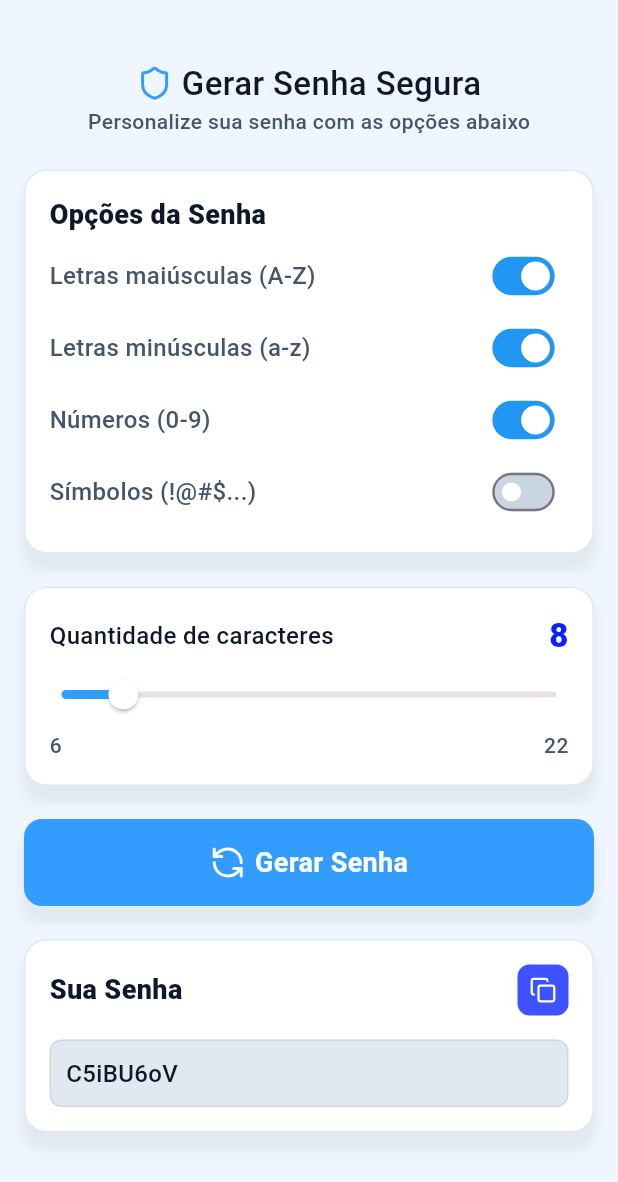
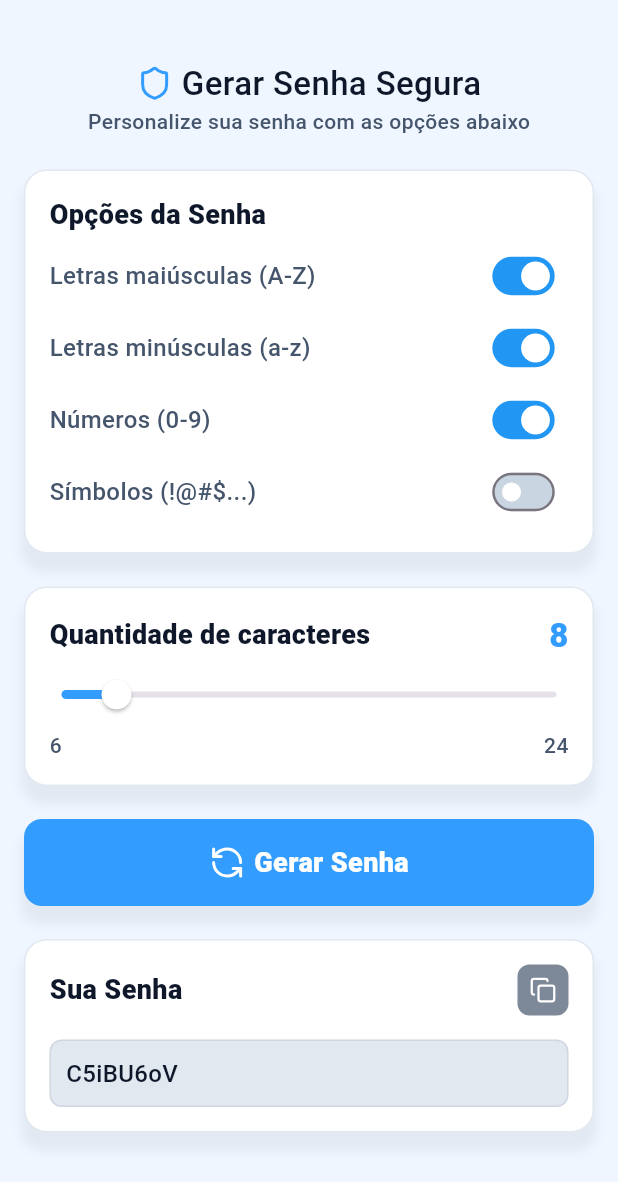
Before and after one commit to anacarolinn/passwordgenerate, a Flutter app: the screen it shows after launch, after a tap on "Gerar Senha", on a phone screen of 412 x 824 dp. Shown: the top 1182 px of the screen. Run offline on Flutter 3.47's test engine with Material 3 defaults, Android fonts, the light colour scheme and no system bars; our stand-ins replace google_fonts, lucide_icons_flutter.

Commit message:
Ajustes em alguns titulos e cores

```diff
--- a/lib/pages/home_page/home_page_view.dart
+++ b/lib/pages/home_page/home_page_view.dart
@@ -224,12 +224,14 @@ class HomePageView extends HomePageViewModel {
                 children: [
                   MyText(
                     text: 'Quantidade de caracteres',
+                    fontSize: 18,
+                    fontWeight: FontWeight.w800,
                   ),
                   MyText(
                     text: sliderValue.toStringAsFixed(0),
                     fontSize: 22,
                     fontWeight: FontWeight.w800,
-                    textColor: AppColors.secondaryColor,
+                    textColor: AppColors.primaryColor,
                   )
                 ],
               ),
@@ -237,7 +239,7 @@ class HomePageView extends HomePageViewModel {
             Slider(
               value: sliderValue,
               min: 6,
-              max: 22,
+              max: 24,
               thumbColor: Colors.white,
               activeColor: AppColors.primaryColor,
               onChanged: (double value) {
@@ -257,7 +259,7 @@ class HomePageView extends HomePageViewModel {
                     textColor: AppColors.subtitleColor,
                   ),
                   MyText(
-                    text: '22',
+                    text: '24',
                     fontSize: 14,
                     textColor: AppColors.subtitleColor,
                   )
@@ -306,7 +308,7 @@ class HomePageView extends HomePageViewModel {
                 text: 'Gerar Senha',
                 textColor: Colors.white,
                 fontSize: 18,
-                fontWeight: FontWeight.w600,
+                fontWeight: FontWeight.w800,
               )
             ],
           ),
@@ -353,7 +355,7 @@ class HomePageView extends HomePageViewModel {
                   },
                   child: Container(
                     decoration: BoxDecoration(
-                      color: AppColors.secondaryColor.withAlpha(200),
+                      color: AppColors.subtitleColor.withValues(alpha: 0.7),
                       borderRadius: BorderRadius.circular(8),
                     ),
                     child: Padding(
```
Also changed, not shown: assets/images/shield_icon_store.png (added).
